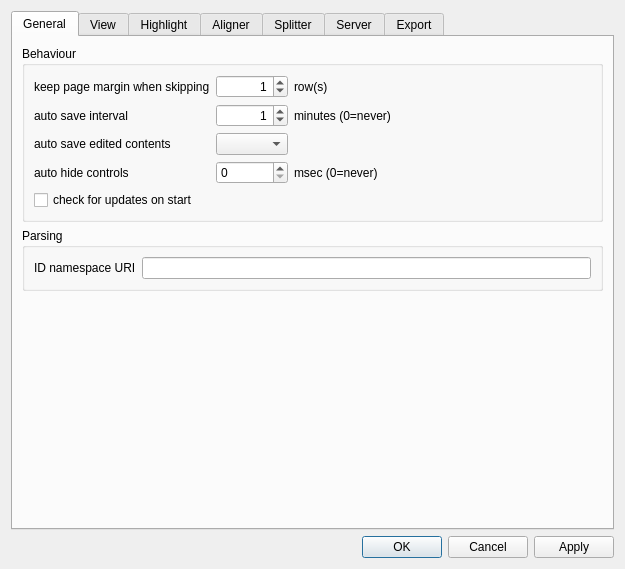
Above: src/SettingsDialog.ui from czcorpus/InterText_editor before the change. Below: the same form after it.
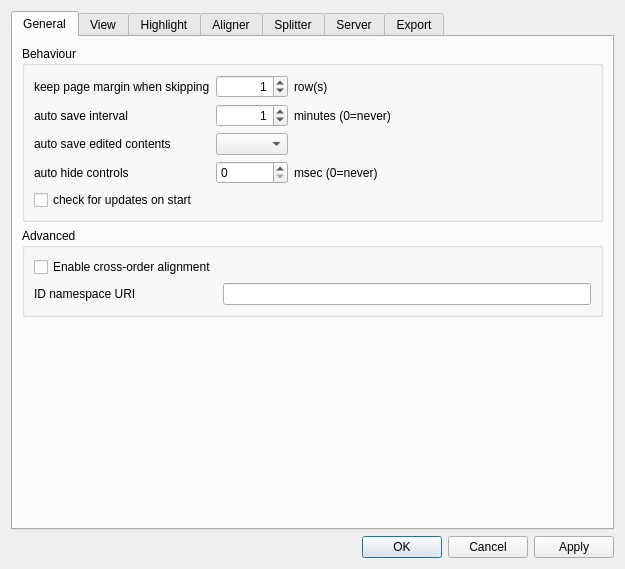
That is the form after the change. Icons and pictures are not drawn.

Commit message: Full support for cross-order alignment.

Patch:
```diff
--- a/src/SettingsDialog.ui
+++ b/src/SettingsDialog.ui
@@ -143,18 +143,25 @@
        <item>
         <widget class="QGroupBox" name="genPSettingsBox">
          <property name="title">
-          <string>Parsing</string>
+          <string>Advanced</string>
          </property>
          <layout class="QFormLayout" name="formLayout">
-          <item row="0" column="0">
+          <item row="1" column="1">
+           <widget class="QLineEdit" name="editIdNameSpace"/>
+          </item>
+          <item row="1" column="0">
            <widget class="QLabel" name="labelIdNameSpace">
             <property name="text">
              <string>ID namespace URI</string>
             </property>
            </widget>
           </item>
-          <item row="0" column="1">
-           <widget class="QLineEdit" name="editIdNameSpace"/>
+          <item row="0" column="0">
+           <widget class="QCheckBox" name="crossorderEnableCheckBox">
+            <property name="text">
+             <string>Enable cross-order alignment</string>
+            </property>
+           </widget>
           </item>
          </layout>
         </widget>
@@ -166,8 +173,8 @@
          </property>
          <property name="sizeHint" stdset="0">
           <size>
-           <width>578</width>
-           <height>183</height>
+           <width>20</width>
+           <height>40</height>
           </size>
          </property>
         </spacer>
```
Left out of the diff: 2 changed lines with no effect on the pictures. The commit also changes 19 other files.
